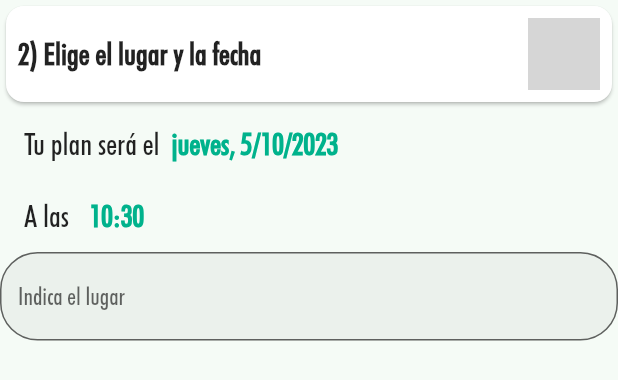
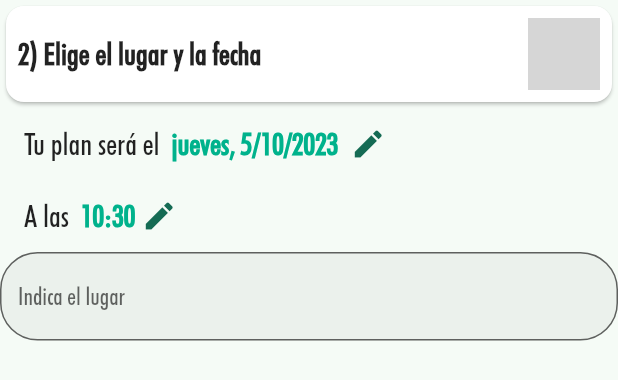
Before and after one commit to Javidroid/SileX_app, a Flutter app: the CreatePlanDateAndPlace widget shown alone on an empty page, opened directly with empty values, on a phone screen of 412 x 824 dp. Shown: the top 380 px of the screen. Run offline on Flutter 3.47's test engine with Material 2 defaults, Android fonts, the phone set to English and light mode, and no system bars; our stand-ins replace dio, easy_localization, either_dart, expandable_text, flex_color_scheme, flutter_bloc and 6 more; missing offline and left inert: age_calculator, info_widget; accounts and stored records are empty; statements that could not run were skipped; grey boxes are pictures that could not be loaded.

Commit message:
added edit icon to text buttons

```diff
--- a/lib/ui/widgets/screens/create_plan/date_and_place.dart
+++ b/lib/ui/widgets/screens/create_plan/date_and_place.dart
@@ -2,6 +2,7 @@ import 'package:easy_localization/easy_localization.dart';
 import 'package:flutter/material.dart';
 import 'package:tfg_v2/ui/styles/insets.dart';
 import 'package:tfg_v2/ui/styles/text_styles.dart';
+import 'package:tfg_v2/ui/widgets/components/box_spacer.dart';
 import 'package:tfg_v2/ui/widgets/components/forms/text_field_input.dart';
 import 'package:tfg_v2/ui/widgets/components/title_with_info_tooltip.dart';
 import 'package:tfg_v2/utils/datetime_utils.dart';
@@ -44,9 +45,15 @@ class CreatePlanDateAndPlace extends StatelessWidget {
                       style: TextStyles.createPlanText,
                     ),
                     TextButton(
-                      child: Text(
-                        DateTimeUtils.dateTimeToString(date),
-                        style: TextStyles.createPlanTextButton,
+                      child: Row(
+                        children: [
+                          Text(
+                            DateTimeUtils.dateTimeToString(date),
+                            style: TextStyles.createPlanTextButton,
+                          ),
+                          BoxSpacer.h8(),
+                          const Icon(Icons.edit),
+                        ],
                       ),
                       onPressed: () async {
                         setDate(
@@ -71,9 +78,15 @@ class CreatePlanDateAndPlace extends StatelessWidget {
                       style: TextStyles.createPlanText,
                     ),
                     TextButton(
-                      child: Text(
-                        DateTimeUtils.timeOfDayToString(time),
-                        style: TextStyles.createPlanTextButton,
+                      child: Row(
+                        children: [
+                          Text(
+                            DateTimeUtils.timeOfDayToString(time),
+                            style: TextStyles.createPlanTextButton,
+                          ),
+                          BoxSpacer.h4(),
+                          const Icon(Icons.edit),
+                        ],
                       ),
                       onPressed: () async {
                         setTime(
```
